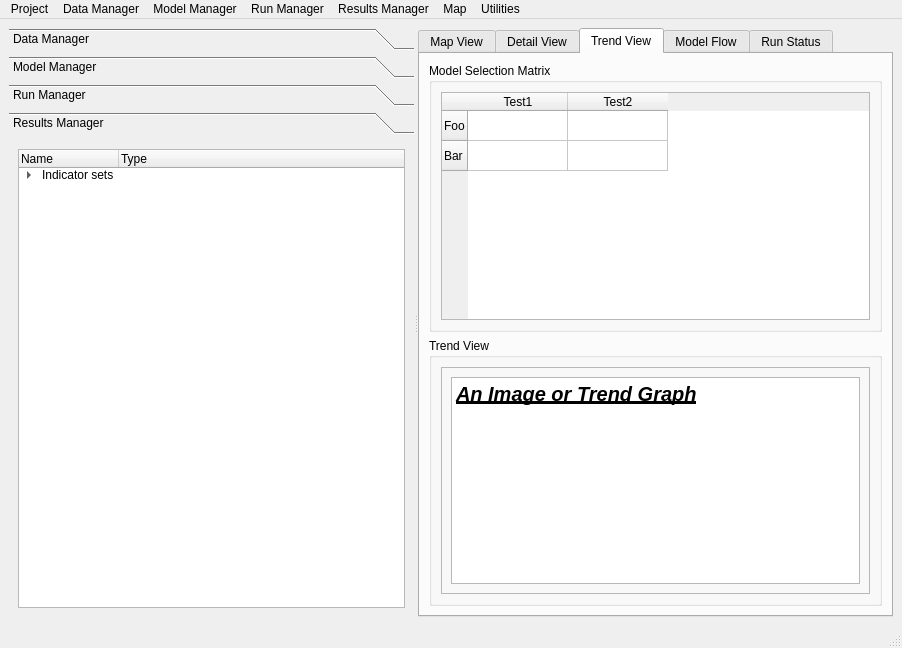
The window that opus_gui/Main/opusMain.ui (psrc/urbansim) describes before a commit, drawn with Qt 5.
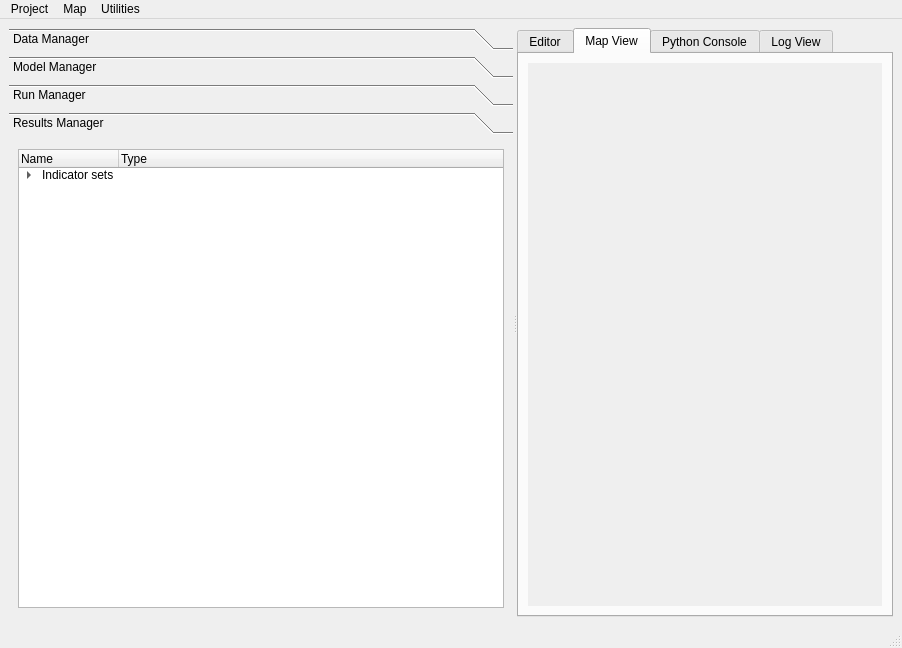
The same window after the commit. The open tabs and pages were chosen to show the change. Icons and pictures are not drawn. Custom widgets are drawn as their Qt base class.

Commit message: Added the QScintilla and python console to the app

What changed in the file:
```diff
--- a/opus_gui/Main/opusMain.ui
+++ b/opus_gui/Main/opusMain.ui
@@ -23,9 +23,6 @@
     </property>
     <item row="0" column="0" >
      <widget class="QSplitter" name="splitter" >
-      <property name="frameShape" >
-       <enum>QFrame::NoFrame</enum>
-      </property>
       <property name="orientation" >
        <enum>Qt::Horizontal</enum>
       </property>
@@ -1329,8 +1326,8 @@
          <rect>
           <x>0</x>
           <y>0</y>
-          <width>402</width>
-          <height>475</height>
+          <width>96</width>
+          <height>79</height>
          </rect>
         </property>
         <attribute name="label" >
@@ -1511,6 +1508,29 @@
        <property name="currentIndex" >
         <number>0</number>
        </property>
+       <widget class="QWidget" name="tab_editorView" >
+        <attribute name="title" >
+         <string>Editor</string>
+        </attribute>
+        <layout class="QGridLayout" >
+         <property name="margin" >
+          <number>9</number>
+         </property>
+         <property name="spacing" >
+          <number>6</number>
+         </property>
+         <item row="0" column="0" >
+          <widget class="QsciScintilla" name="textEdit" >
+           <property name="toolTip" >
+            <string/>
+           </property>
+           <property name="whatsThis" >
+            <string/>
+           </property>
+          </widget>
+         </item>
+        </layout>
+       </widget>
        <widget class="QWidget" name="tab_mapView" >
         <attribute name="title" >
          <string>Map View</string>
@@ -1539,7 +1559,7 @@
        </widget>
        <widget class="QWidget" name="tab_detailView" >
         <attribute name="title" >
-         <string>Detail View</string>
+         <string>Python Console</string>
         </attribute>
         <layout class="QGridLayout" >
          <property name="margin" >
@@ -1560,125 +1580,31 @@
            <property name="title" >
             <string>Details Pane #2</string>
            </property>
-          </widget>
-         </item>
-        </layout>
-       </widget>
-       <widget class="QWidget" name="tab_trendView" >
-        <attribute name="title" >
-         <string>Trend View</string>
-        </attribute>
-        <layout class="QGridLayout" >
-         <property name="margin" >
-          <number>9</number>
-         </property>
-         <property name="spacing" >
-          <number>6</number>
-         </property>
-         <item row="1" column="0" >
-          <widget class="QGroupBox" name="groupBox_2" >
-           <property name="title" >
-            <string>Trend View</string>
-           </property>
-           <layout class="QGridLayout" >
+           <layout class="QHBoxLayout" >
             <property name="margin" >
              <number>9</number>
             </property>
             <property name="spacing" >
              <number>6</number>
             </property>
-            <item row="0" column="0" >
-             <widget class="QFrame" name="frame" >
-              <property name="frameShape" >
-               <enum>QFrame::StyledPanel</enum>
+            <item>
+             <widget class="QLabel" name="pythonLabel" >
+              <property name="text" >
+               <string>>>></string>
               </property>
-              <property name="frameShadow" >
-               <enum>QFrame::Raised</enum>
-              </property>
-              <layout class="QGridLayout" >
-               <property name="margin" >
-                <number>9</number>
-               </property>
-               <property name="spacing" >
-                <number>6</number>
-               </property>
-               <item row="0" column="0" >
-                <widget class="QTextEdit" name="textEdit" >
-                 <property name="minimumSize" >
-                  <size>
-                   <width>100</width>
-                   <height>100</height>
-                  </size>
-                 </property>
-                 <property name="baseSize" >
-                  <size>
-                   <width>0</width>
-                   <height>0</height>
-                  </size>
-                 </property>
-                 <property name="html" >
-                  <string>&lt;html>&lt;head>&lt;meta name="qrichtext" content="1" />&lt;style type="text/css">
-p, li { white-space: pre-wrap; }
-&lt;/style>&lt;/head>&lt;body style=" font-family:'Sans Serif'; font-size:9pt; font-weight:400; font-style:normal; text-decoration:none;">
-&lt;p style=" margin-top:0px; margin-bottom:0px; margin-left:0px; margin-right:0px; -qt-block-indent:0; text-indent:0px;">&lt;span style=" font-size:15pt; font-weight:600; font-style:italic; text-decoration: underline;">An Image or Trend Graph&lt;/span>&lt;/p>&lt;/body>&lt;/html></string>
-                 </property>
-                </widget>
-               </item>
-              </layout>
              </widget>
             </item>
            </layout>
           </widget>
          </item>
          <item row="0" column="0" >
-          <widget class="QGroupBox" name="groupBox" >
-           <property name="title" >
-            <string>Model Selection Matrix</string>
-           </property>
-           <layout class="QGridLayout" >
-            <property name="margin" >
-             <number>9</number>
-            </property>
-            <property name="spacing" >
-             <number>6</number>
-            </property>
-            <item row="0" column="0" >
-             <widget class="QTableWidget" name="tableWidget" >
-              <row>
-               <property name="text" >
-                <string>Foo</string>
-               </property>
-              </row>
-              <row>
-               <property name="text" >
-                <string>Bar</string>
-               </property>
-              </row>
-              <column>
-               <property name="text" >
-                <string>Test1</string>
-               </property>
-              </column>
-              <column>
-               <property name="text" >
-                <string>Test2</string>
-               </property>
-              </column>
-             </widget>
-            </item>
-           </layout>
-          </widget>
+          <widget class="QWidget" native="1" name="pythonWidget" />
          </item>
         </layout>
        </widget>
        <widget class="QWidget" name="tab_modelFlow" >
         <attribute name="title" >
-         <string>Model Flow</string>
-        </attribute>
-       </widget>
-       <widget class="QWidget" name="tab_runStatus" >
-        <attribute name="title" >
-         <string>Run Status</string>
+         <string>Log View</string>
         </attribute>
        </widget>
       </widget>
@@ -1695,38 +1621,6 @@
      <height>24</height>
     </rect>
    </property>
-   <widget class="QMenu" name="menuModel_Manager" >
-    <property name="title" >
-     <string>Model Manager</string>
-    </property>
-   </widget>
-   <widget class="QMenu" name="menuRun_Manager" >
-    <property name="title" >
-     <string>Run Manager</string>
-    </property>
-   </widget>
-   <widget class="QMenu" name="menuProject" >
-    <property name="title" >
-     <string>Project</string>
-    </property>
-    <addaction name="separator" />
-    <addaction name="separator" />
-   </widget>
-   <widget class="QMenu" name="menuUtilities" >
-    <property name="title" >
-     <string>Utilities</string>
-    </property>
-   </widget>
-   <widget class="QMenu" name="menuData_Manager" >
-    <property name="title" >
-     <string>Data Manager</string>
-    </property>
-   </widget>
-   <widget class="QMenu" name="menuResults_Manager" >
-    <property name="title" >
-     <string>Results Manager</string>
-    </property>
-   </widget>
    <widget class="QMenu" name="menuMap" >
     <property name="title" >
      <string>Map</string>
@@ -1735,11 +1629,19 @@
     <addaction name="mpActionZoomOut" />
     <addaction name="mpActionPan" />
    </widget>
+   <widget class="QMenu" name="menuProject" >
+    <property name="title" >
+     <string>Project</string>
+    </property>
+    <addaction name="separator" />
+    <addaction name="separator" />
+   </widget>
+   <widget class="QMenu" name="menuUtilities" >
+    <property name="title" >
+     <string>Utilities</string>
+    </property>
+   </widget>
    <addaction name="menuProject" />
-   <addaction name="menuData_Manager" />
-   <addaction name="menuModel_Manager" />
-   <addaction name="menuRun_Manager" />
-   <addaction name="menuResults_Manager" />
    <addaction name="menuMap" />
    <addaction name="menuUtilities" />
   </widget>
@@ -1785,6 +1687,13 @@
    </property>
   </action>
  </widget>
+ <customwidgets>
+  <customwidget>
+   <class>QsciScintilla</class>
+   <extends>QFrame</extends>
+   <header>Qsci/qsciscintilla.h</header>
+  </customwidget>
+ </customwidgets>
  <resources>
   <include location="opusMain.qrc" />
  </resources>
```
Left out of the diff: 39 changed lines with no effect on the pictures. The commit also changes 4 other files.
